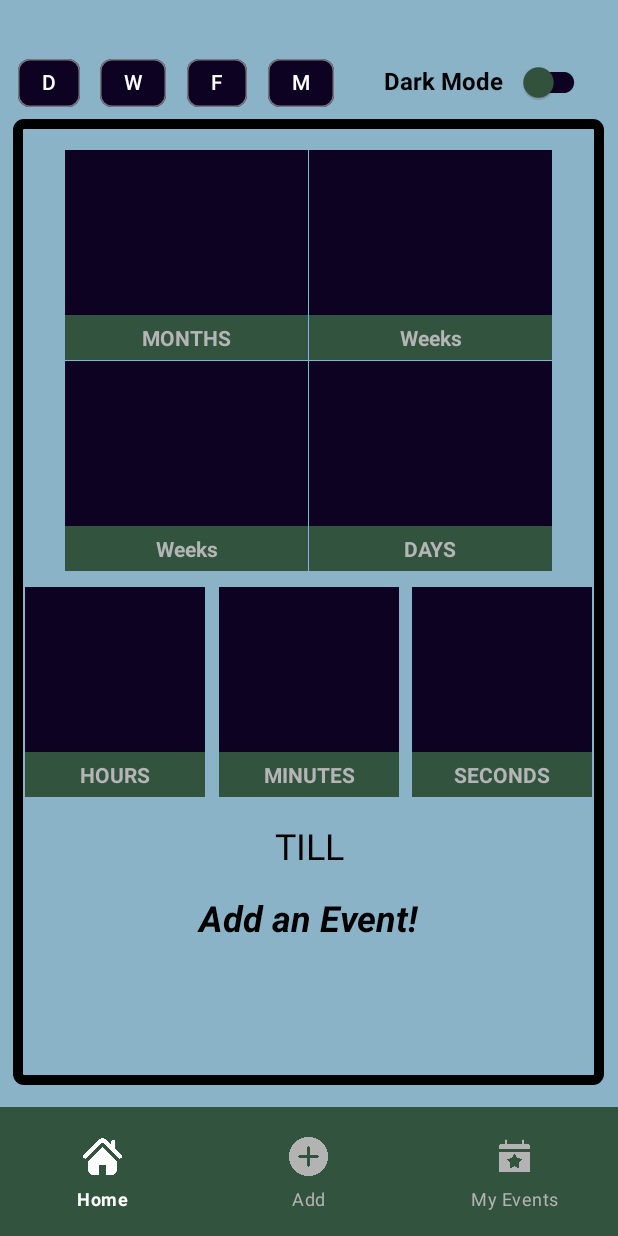
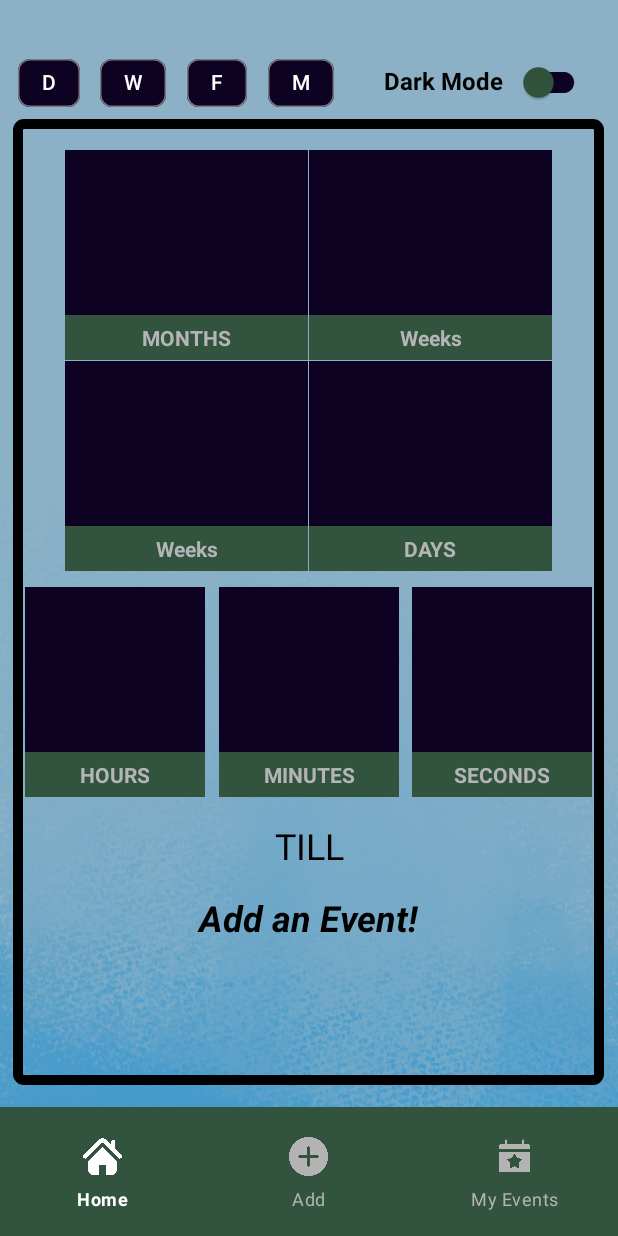
Before and after one commit to IndyShivy/Countdown, an Android app: the screen it shows after launch (HomeAct), on a phone screen of 412 x 824 dp. Run offline under Robolectric (Android 15) with nearby library versions, the light colour scheme and no system bars; Roboto replaces fonts that are not available here.

Commit message:
- Add layout redesign - Colour palette improvements - Minor fixes

```diff
--- a/app/src/main/java/com/indyinc/countdown/HomeAct.java
+++ b/app/src/main/java/com/indyinc/countdown/HomeAct.java
@@ -8,6 +8,7 @@ import android.os.CountDownTimer;
 import android.view.MenuItem;
 import android.view.View;
 import android.view.WindowInsetsController;
+import android.widget.ImageView;
 import android.widget.TextView;
 
 import androidx.activity.OnBackPressedCallback;
@@ -65,7 +66,8 @@ public class HomeAct extends AppCompatActivity {
         AppCompatDelegate.setDefaultNightMode(isDarkTheme ? AppCompatDelegate.MODE_NIGHT_YES : AppCompatDelegate.MODE_NIGHT_NO);
 
         setContentView(R.layout.act_home);
-        setViewColour();
+        ImageView gradientBackground = findViewById(R.id.gradientBackground);
+        setViewColour(gradientBackground);
 
 
         bottomNavigationView = findViewById(R.id.navigationView);
@@ -432,9 +434,10 @@ public class HomeAct extends AppCompatActivity {
             return false;
         }
     };
-    private void setViewColour() {
+    private void setViewColour(ImageView gradientBackground) {
         if (isDarkTheme) {
             //if the theme is dark
+            gradientBackground.setImageResource(R.drawable.background_grad_dark_starless);
             getWindow().setNavigationBarColor(getColor(R.color.act_all_dark_background));
             getWindow().getDecorView().setBackgroundColor(getColor(R.color.act_all_navbar_background_dark));
         } else {
@@ -446,6 +449,7 @@ public class HomeAct extends AppCompatActivity {
             getWindow().getDecorView().setBackgroundColor(getColor(R.color.act_all_light_background));
             getWindow().getDecorView().setSystemUiVisibility(View.SYSTEM_UI_FLAG_LIGHT_STATUS_BAR);
             getWindow().setStatusBarColor(getColor(R.color.act_all_light_background));
+            gradientBackground.setImageResource(R.drawable.background_grad_light);
         }
     }
 
@@ -454,7 +458,7 @@ public class HomeAct extends AppCompatActivity {
     @Override
     protected void onResume() {
         super.onResume();
-        setViewColour();
+        setViewColour((ImageView) findViewById(R.id.gradientBackground));
     }
 
 }
--- a/app/src/main/res/layout/act_home.xml
+++ b/app/src/main/res/layout/act_home.xml
@@ -6,6 +6,16 @@
     android:layout_height="match_parent"
     tools:context=".HomeAct">
 
+    <ImageView
+        android:id="@+id/gradientBackground"
+        android:layout_width="match_parent"
+        android:layout_height="wrap_content"
+        android:contentDescription="@string/Cloud"
+        android:scaleType="center"
+        android:src="@drawable/background_grad_light"
+        app:layout_constraintBottom_toTopOf="@+id/navigationView"
+        app:layout_constraintEnd_toEndOf="parent"
+        app:layout_constraintStart_toStartOf="parent" />
 
     <LinearLayout
         android:id="@+id/linearLayout"
--- a/app/src/main/res/values/strings.xml
+++ b/app/src/main/res/values/strings.xml
@@ -38,5 +38,7 @@
     <string name="Week">Week</string>
     <string name="Fortnight">Fortnight</string>
     <string name="Month">Month</string>
+    <string name="calendar_footer">calendar_footer</string>
+    <string name="calendar_pill">calendar_pill</string>
 
 </resources>
```
Also changed, not shown: app/src/main/java/com/indyinc/countdown/CountdownAct.java (+11 -9 lines), app/src/main/java/com/indyinc/countdown/EventsAct.java (+15 -3 lines), app/src/main/res/drawable/act_events_calender_shape_dark.xml (added, +9 -0 lines), app/src/main/res/drawable/act_events_pill_shape_dark.xml (added, +8 -0 lines), app/src/main/res/layout/act_countdown.xml (+11 -0 lines), app/src/main/res/layout/act_events.xml (+34 -29 lines), app/src/main/res/drawable/act_events_calender_shape_light.xml (renamed from app/src/main/res/drawable/act_events_calender_shape.xml), app/src/main/res/drawable/act_events_pill_shape_light.xml (renamed from app/src/main/res/drawable/act_events_pill_shape.xml), app/src/main/res/drawable/background_grad_dark_starless.png (added).
